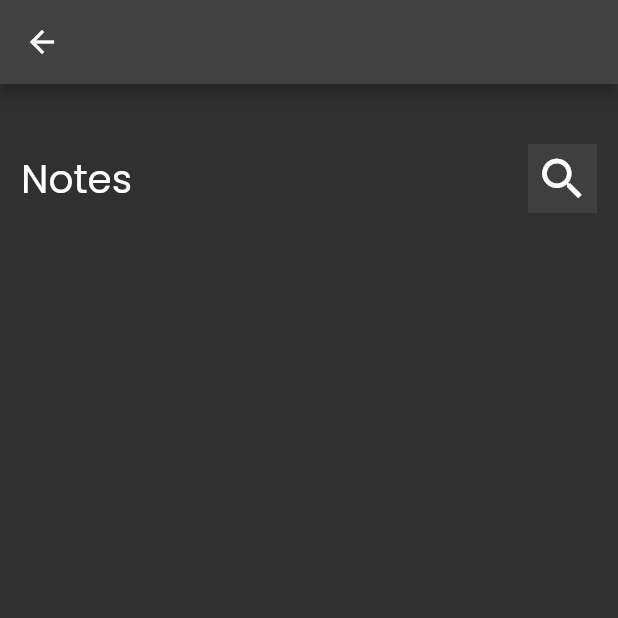
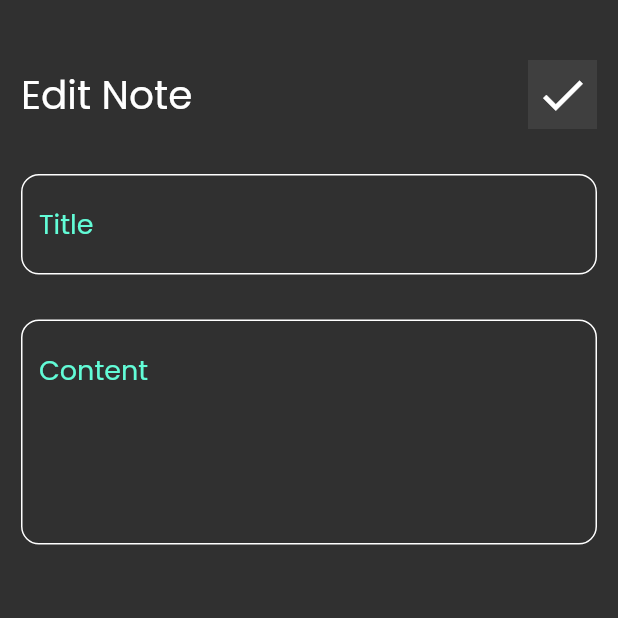
Before and after one commit to kareembelal82/Notes_App, a Flutter app: the screen it shows after launch, after a tap on "Flutter tips", on a phone screen of 412 x 824 dp, the top half of it. Run offline on Flutter 3.47's test engine with Material 2 defaults, Android fonts, the phone set to English and light mode, and no system bars; our stand-ins replace font_awesome_flutter.

Commit message:
edit note view done

```diff
--- a/lib/views/widgets/notes screen/custom_app_bar.dart
+++ b/lib/views/widgets/notes screen/custom_app_bar.dart
@@ -3,18 +3,22 @@ import 'package:flutter/material.dart';
 import 'custom_serch_icon.dart';
 
 class CustomAppBar extends StatelessWidget {
-  const CustomAppBar({super.key});
-
+  const CustomAppBar(
+      {super.key, required this.iconData, required this.appBarTitle});
+  final IconData iconData;
+  final String appBarTitle;
   @override
   Widget build(BuildContext context) {
     return Row(
       children: [
-        const Text(
-          'Notes',
+        Text(
+          appBarTitle,
           style: TextStyle(fontSize: 26, fontWeight: FontWeight.w400),
         ),
         const Spacer(),
-        const CustomSearchIcon()
+        CustomIcon(
+          iconData: iconData,
+        )
       ],
     );
   }
--- a/lib/views/widgets/notes screen/custom_serch_icon.dart
+++ b/lib/views/widgets/notes screen/custom_serch_icon.dart
@@ -2,8 +2,9 @@ import 'package:flutter/src/widgets/container.dart';
 import 'package:flutter/src/widgets/framework.dart';
 import 'package:flutter/material.dart';
 
-class CustomSearchIcon extends StatelessWidget {
-  const CustomSearchIcon({super.key});
+class CustomIcon extends StatelessWidget {
+  const CustomIcon({super.key, required this.iconData});
+  final IconData iconData;
   @override
   Widget build(BuildContext context) {
     return Container(
@@ -11,7 +12,7 @@ class CustomSearchIcon extends StatelessWidget {
         width: 46,
         decoration: BoxDecoration(color: Colors.white.withOpacity(0.07)),
         child: Icon(
-          Icons.search,
+          iconData,
           size: 36,
         ));
   }
--- a/lib/views/widgets/notes screen/edit_notes_view.dart
+++ b/lib/views/widgets/notes screen/edit_notes_view.dart
@@ -9,7 +9,6 @@ class EditNotesView extends StatelessWidget {
   @override
   Widget build(BuildContext context) {
     return Scaffold(
-      appBar: AppBar(),
       body: EditNotesViewBody(),
     );
   }
--- a/lib/views/widgets/notes screen/edit_notes_view_body.dart
+++ b/lib/views/widgets/notes screen/edit_notes_view_body.dart
@@ -3,28 +3,40 @@ import 'package:flutter/material.dart';
 import 'package:flutter/src/widgets/container.dart';
 import 'package:flutter/src/widgets/framework.dart';
 import 'package:notes_app/views/widgets/notes%20screen/custom_app_bar.dart';
+import 'package:notes_app/views/widgets/notes%20screen/custom_text_field.dart';
 
 class EditNotesViewBody extends StatelessWidget {
   const EditNotesViewBody({super.key});
 
   @override
   Widget build(BuildContext context) {
-    return Column(
+    return Padding(
+      padding: const EdgeInsets.symmetric(horizontal: 14),
+      child: Column(
         children: [
           SizedBox(
             height: 40,
           ),
-        Padding(
-          padding: const EdgeInsets.symmetric(horizontal: 14),
-          child: GestureDetector(
+          GestureDetector(
             onTap: () => Navigator.pop(context),
             child: CustomAppBar(
               appBarTitle: 'Edit Note',
-              iconData: Icons.mark_as_unread,
+              iconData: Icons.check,
             ),
           ),
+          SizedBox(
+            height: 30,
           ),
+          CustomTextField(hintText: 'Title'),
+          SizedBox(
+            height: 30,
+          ),
+          CustomTextField(
+            hintText: 'Content',
+            maxLines: 5,
+          )
         ],
+      ),
     );
   }
 }
--- a/lib/views/widgets/notes screen/notes_view.dart
+++ b/lib/views/widgets/notes screen/notes_view.dart
@@ -10,8 +10,7 @@ class NotesView extends StatelessWidget {
 
   @override
   Widget build(BuildContext context) {
-    return SafeArea(
-      child: Scaffold(
+    return Scaffold(
       floatingActionButton: FloatingActionButton(
         onPressed: () {
           showModalBottomSheet(
@@ -25,7 +24,6 @@ class NotesView extends StatelessWidget {
         child: Icon(Icons.add),
       ),
       body: NotesViewBody(),
-      ),
     );
   }
 }
--- a/lib/views/widgets/notes screen/notes_view_body.dart
+++ b/lib/views/widgets/notes screen/notes_view_body.dart
@@ -13,13 +13,16 @@ class NotesViewBody extends StatelessWidget {
   @override
   Widget build(BuildContext context) {
     return Padding(
-      padding: const EdgeInsets.symmetric(vertical: 16, horizontal: 16),
+      padding: const EdgeInsets.symmetric(horizontal: 14),
       child: Column(
         children: [
           SizedBox(
-            height: 14,
+            height: 40,
           ),
-          CustomAppBar(),
+          CustomAppBar(
+            appBarTitle: "Notes",
+            iconData: Icons.search,
+          ),
           SizedBox(
             height: 30,
           ),
```
Lines whose indentation alone changed are shown as unchanged.
